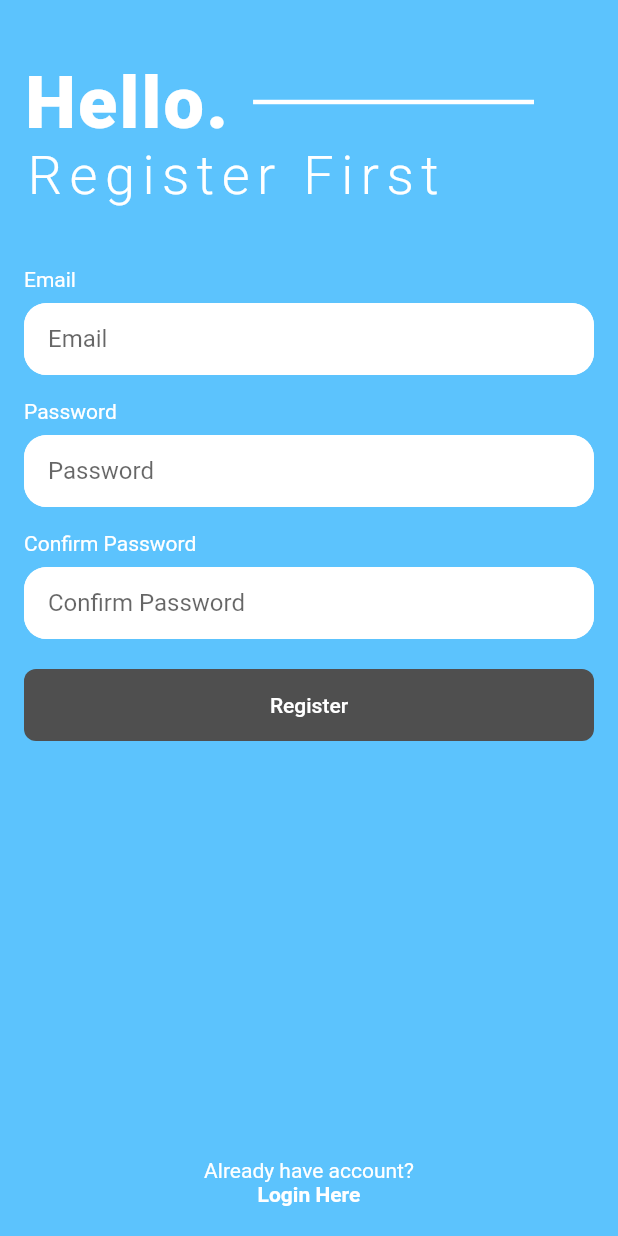
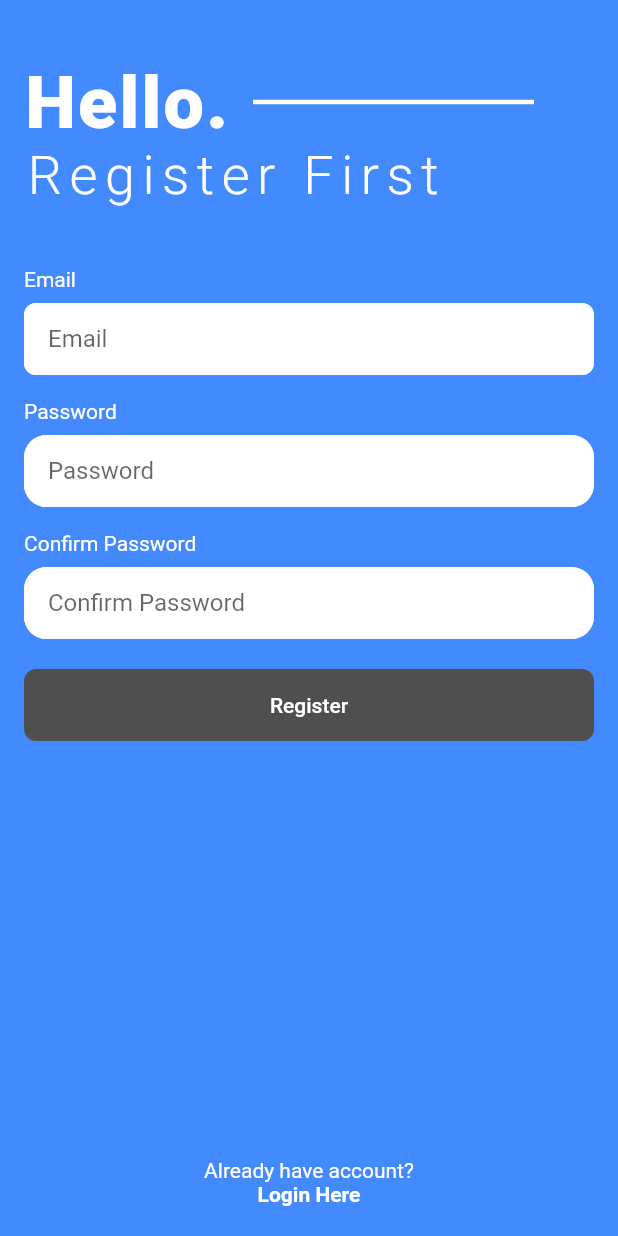
Before and after one commit to hexaludira/flutter_firestore, a Flutter app: the RegisterPage screen opened directly, on a phone screen of 412 x 824 dp. Run offline on Flutter 3.47's test engine with Material 2 defaults, Android fonts, the phone set to English and light mode, and no system bars; our stand-ins replace cloud_firestore, firebase_auth, get_it; accounts and stored records are empty; statements that could not run were skipped.

Commit message:
Program Running

```diff
--- a/lib/ui/views/loginPage.dart
+++ b/lib/ui/views/loginPage.dart
@@ -1,4 +1,5 @@
 import 'package:flutter/material.dart';
+import 'package:flutter_firestore/ui/views/registerPage.dart';
 
 class LoginPage extends StatelessWidget {
   TextEditingController _emailController = TextEditingController();
@@ -208,7 +209,7 @@ class LoginPage extends StatelessWidget {
                     ),
                     GestureDetector(
                       onTap: () {
-                        //Navigator.push(context, MaterialPageRoute(builder: (context) => RegisterPage()));
+                        Navigator.push(context, MaterialPageRoute(builder: (context) => RegisterPage()));
                       },
                       child: Text(
                         'Register here',
--- a/lib/ui/views/registerPage.dart
+++ b/lib/ui/views/registerPage.dart
@@ -1,6 +1,7 @@
 import 'package:flutter/material.dart';
 import 'package:flutter_firestore/core/services/auth_service.dart';
 import 'package:flutter_firestore/ui/views/loginPage.dart';
+import 'package:flutter_firestore/ui/views/profilePage.dart';
 //import 'package:flutter_firestore/ui/views/profilePage.dart';
 
 class RegisterPage extends StatefulWidget {
@@ -19,7 +20,7 @@ class _RegisterPageState extends State<RegisterPage> {
   Widget build(BuildContext context) {
     return Scaffold(
       body: Container(
-        color: Color(0xFF5cc3fd),
+        color: Colors.blueAccent,
         child: SafeArea(
           child: Container(
             margin: EdgeInsets.only(left: 16, right: 16, top: 40),
@@ -86,25 +87,25 @@ class _RegisterPageState extends State<RegisterPage> {
                               fillColor: Colors.white,
                               filled: true,
                               focusedBorder: OutlineInputBorder(
+                                borderRadius: BorderRadius.circular(30),
+                                borderSide: BorderSide(
+                                  color: Colors.white,
+                                ),
+                              ),
+                              enabledBorder: OutlineInputBorder(
                                 borderRadius: BorderRadius.circular(8),
                                 borderSide: BorderSide(
                                   color: Colors.white,
                                 ),
                               ),
-                              enabledBorder: OutlineInputBorder(
-                                borderRadius: BorderRadius.circular(15),
-                                borderSide: BorderSide(
-                                  color: Colors.white,
-                                ),
-                              ),
                               focusedErrorBorder: OutlineInputBorder(
-                                borderRadius: BorderRadius.circular(8),
+                                borderRadius: BorderRadius.circular(30),
                                 borderSide: BorderSide(
                                   color: Colors.white,
                                 ),
                               ),
                               errorBorder: OutlineInputBorder(
-                                borderRadius: BorderRadius.circular(15),
+                                borderRadius: BorderRadius.circular(8),
                                 borderSide: BorderSide(
                                   color: Colors.white,
                                 ),
```
